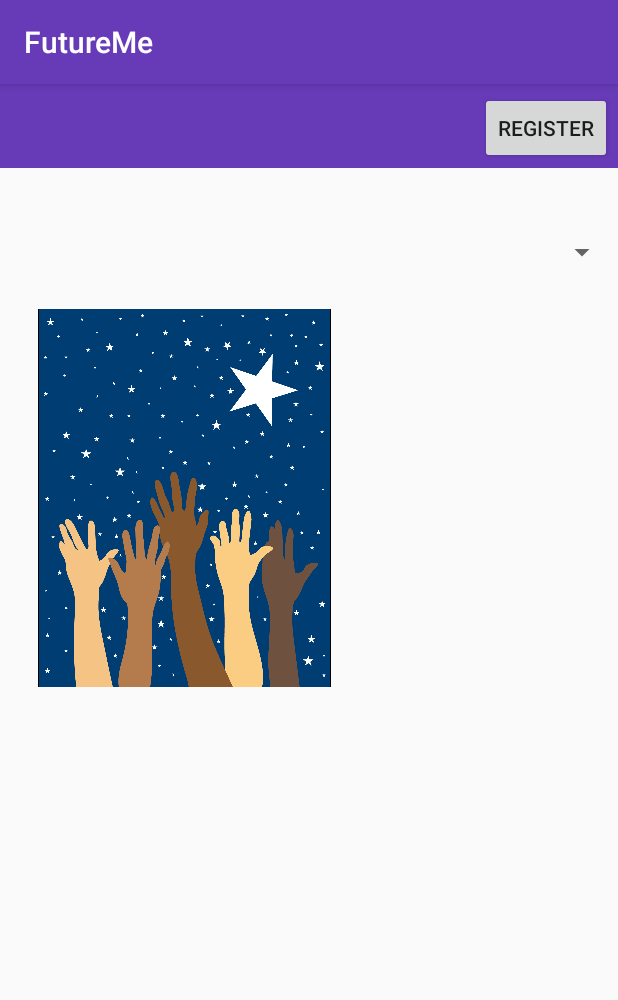
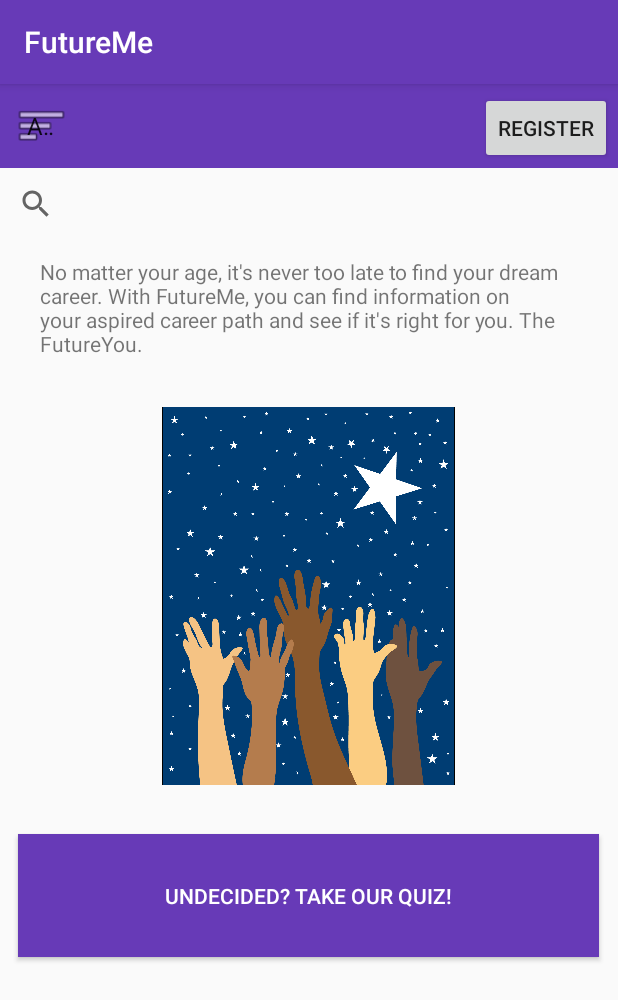
Before and after one commit to callmejazz/FutureMe, an Android app: the screen it shows after launch (MainActivity), on a phone screen of 412 x 824 dp. Shown: the top 1000 px of the screen. Run offline under Robolectric (Android 15) with nearby library versions, the phone set to English and light mode, and no system bars.

Commit message:
updated homepage

```diff
--- a/app/src/main/java/com/example/futureme/MainActivity.java
+++ b/app/src/main/java/com/example/futureme/MainActivity.java
@@ -1,7 +1,9 @@
 package com.example.futureme;
 
 import android.content.Intent;
+import android.widget.ArrayAdapter;
 import android.widget.Button;
+import android.widget.Spinner;
 import androidx.appcompat.app.AppCompatActivity;
 import android.os.Bundle;
 import android.view.View;
@@ -21,7 +23,15 @@ public class MainActivity extends AppCompatActivity {
                 openActivity2();
             }
         });
+        Spinner spinner = (Spinner) findViewById(R.id.spinner);
+        ArrayAdapter arrayAdap = ArrayAdapter.createFromResource(this,
+                R.array.drop_down, android.R.layout.simple_spinner_item);
+        arrayAdap.setDropDownViewResource(android.R.layout.simple_spinner_dropdown_item);
+        spinner.setAdapter(arrayAdap);
+
     }
+
+
 
     public void openActivity2(){
         Intent intent = new Intent(this,Activity2.class);
--- a/app/src/main/res/layout/activity_main.xml
+++ b/app/src/main/res/layout/activity_main.xml
@@ -14,8 +14,6 @@
             android:layout_marginLeft="320dp"
             android:layout_marginTop="5dp"/>
 
-            <!--android:layout_marginTop="3dp" android:layout_marginLeft="260dp" android:layout_marginStart="245dp"
-            android:layout_marginRight="2dp" android:layout_marginEnd="245dp"-->
     <androidx.appcompat.widget.Toolbar
             android:layout_width="match_parent"
             android:layout_height="wrap_content"
@@ -25,12 +23,31 @@
     <ImageView
             android:layout_width="195dp"
             android:layout_height="252dp" app:srcCompat="@drawable/stars" android:id="@+id/imageView"
-            android:layout_marginTop="150dp"
-            android:layout_marginLeft="25dp"/>
+            android:layout_marginTop="215dp"
+            android:layout_centerHorizontal="true"/>
     <Spinner
+            android:layout_width="35dp"
+            android:layout_height="35dp" android:id="@+id/spinner"
+            android:layout_marginTop="10dp" android:background="@android:drawable/ic_menu_sort_by_size"
+            android:layout_marginLeft="10dp"/>
+    <SearchView
             android:layout_width="match_parent"
-            android:layout_height="wrap_content" android:id="@+id/spinner"
-            android:layout_marginTop="100dp"/>
+            android:layout_height="wrap_content"
+            android:layout_below="@+id/toolbar" android:id="@+id/search_bar"
+            android:queryHint="What's your dream career?"/>
+    <TextView
+            android:text="No matter your age, it's never too late to find your dream career. With FutureMe, you can find information on your aspired career path and see if it's right for you. The FutureYou."
+            android:layout_width="358dp"
+            android:layout_height="75dp" android:id="@+id/about"
+            android:layout_centerHorizontal="true"
+            android:layout_marginTop="115dp"/>
+    <Button
+            android:text="Undecided? Take our quiz!"
+            android:textColor="#FFFFFF"
+            android:layout_width="387dp"
+            android:layout_height="82dp" android:id="@+id/quiz"
+            android:layout_marginTop="500dp" android:layout_centerHorizontal="true"
+            style="@style/Widget.AppCompat.Button" android:background="@color/colorPrimary"/>
 
 
 </RelativeLayout>
--- a/app/src/main/res/values/strings.xml
+++ b/app/src/main/res/values/strings.xml
@@ -2,4 +2,14 @@
     <string name="app_name">FutureMe</string>
     <string name="name">name:</string>
     <string name="password">password:</string>
+    <string name="appwidget_text">EXAMPLE</string>
+    <string name="add_widget">Add widget</string>
+    <string-array name="drop_down">
+        <item>Astronomer</item>
+        <item>Botanist</item>
+        <item>Engineer</item>
+        <item>Mathematician</item>
+        <item>Programmer</item>
+    </string-array>
+
 </resources>
```
